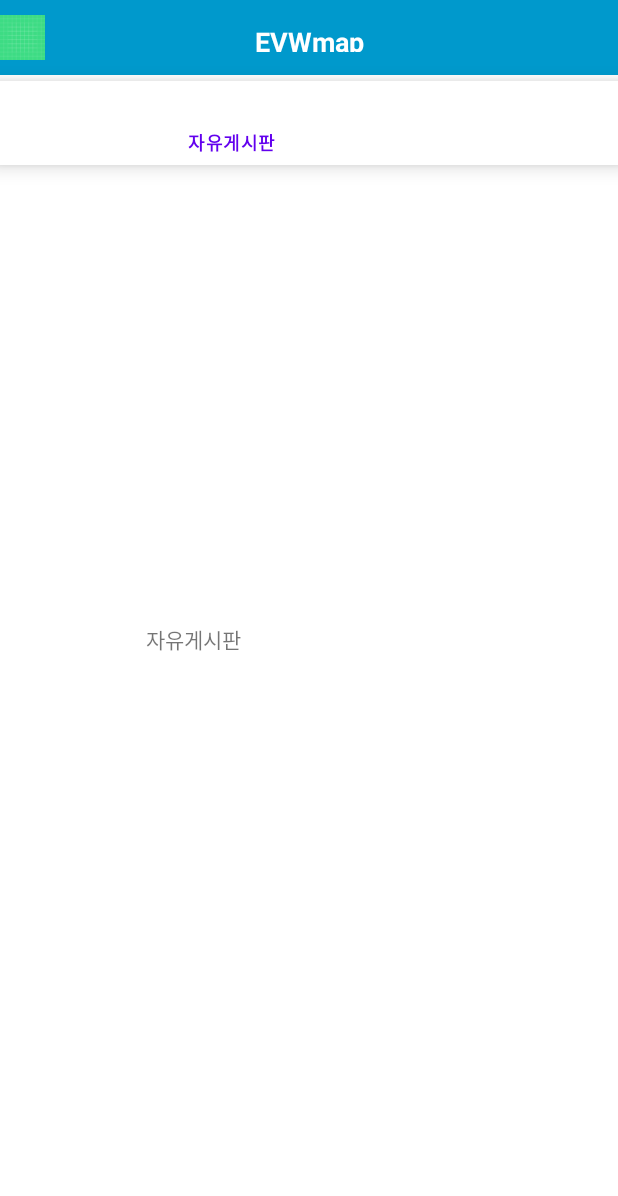
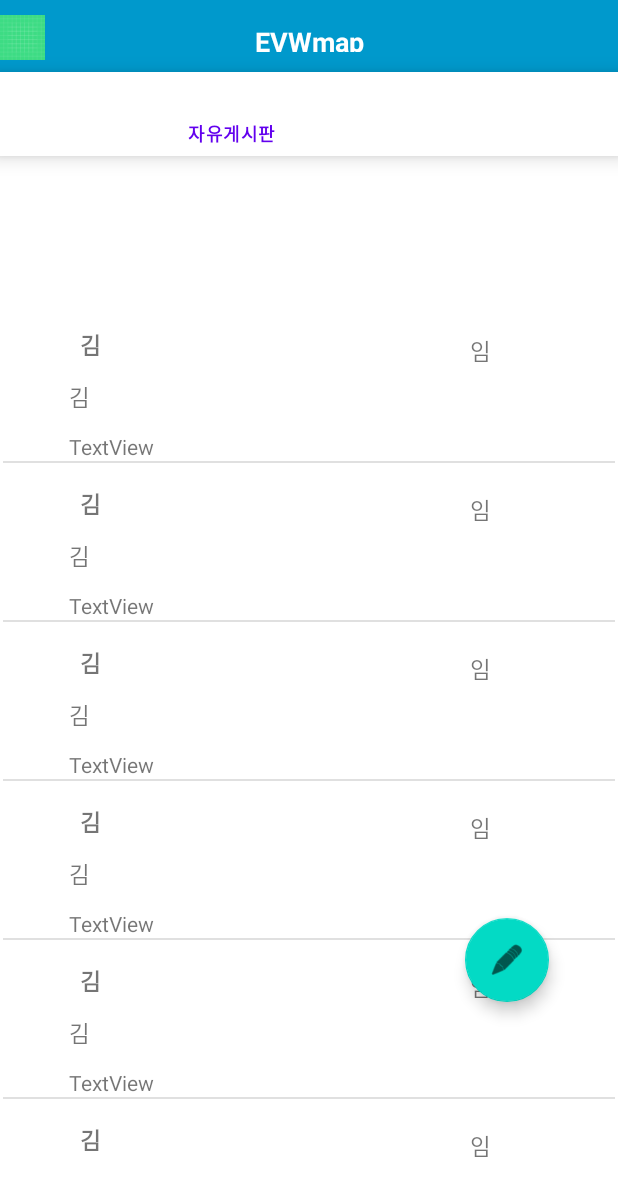
Before and after one commit to limkk90/CapstonAdroid, an Android app: the CommunityAcitivty screen opened directly, with no data from a screen before it, item 2 of the bottom bar chosen, on a phone screen of 412 x 824 dp. Shown: the top 1196 px of the screen. Run offline under Robolectric (Android 15) with nearby library versions, the phone set to English and light mode, and no system bars.

Commit message:
recyclerView Success

```diff
--- /dev/null
+++ b/app/src/main/java/org/yju/myapplication/CommunityAdapter.java
@@ -0,0 +1,73 @@
+package org.yju.myapplication;
+
+import android.content.Context;
+import android.graphics.Typeface;
+import android.util.Log;
+import android.util.TypedValue;
+import android.view.Gravity;
+import android.view.LayoutInflater;
+import android.view.View;
+import android.view.ViewGroup;
+import android.widget.TextView;
+
+import androidx.annotation.NonNull;
+import androidx.recyclerview.widget.RecyclerView;
+
+import org.yju.myapplication.data.Board;
+
+import java.util.ArrayList;
+
+public class CommunityAdapter extends RecyclerView.Adapter<CommunityAdapter.ViewHolder> {
+    private ArrayList<Board> mData = null;
+
+    CommunityAdapter(ArrayList<Board> list){
+        mData = list;
+        Log.i("왜", mData.toString());
+    }
+
+    public class ViewHolder extends RecyclerView.ViewHolder{
+        TextView title, content, date, writer;
+
+        ViewHolder(View itemView){
+            super(itemView);
+
+            title = itemView.findViewById(R.id.title_list);
+            content = itemView.findViewById(R.id.content_list);
+            date = itemView.findViewById(R.id.date_list);
+            writer = itemView.findViewById(R.id.writer_list);
+        }
+    }
+
+    @NonNull
+    @Override
+    public CommunityAdapter.ViewHolder onCreateViewHolder(@NonNull ViewGroup parent, int viewType) {
+        Context context = parent.getContext();
+        LayoutInflater inflater = (LayoutInflater)context.getSystemService(Context.LAYOUT_INFLATER_SERVICE);
+        View view = inflater.inflate(R.layout.community_item, parent, false);
+        CommunityAdapter.ViewHolder vh = new CommunityAdapter.ViewHolder(view);
+        return vh;
+    }
+
+    @Override
+    public void onBindViewHolder(@NonNull ViewHolder holder, int position) {
+        Board item = mData.get(position);
+
+        holder.title.setText(item.getB_title());
+        holder.content.setText(item.getB_content());
+        holder.writer.setText(item.getU_id());
+//        holder.date.setText(item.getB_dtt().toString());
+
+        holder.title.setTextSize(TypedValue.COMPLEX_UNIT_SP, 15);
+        holder.content.setTextSize(TypedValue.COMPLEX_UNIT_SP, 15);
+        holder.writer.setTextSize(TypedValue.COMPLEX_UNIT_SP, 15);
+//        holder..setTextSize(TypedValue.COMPLEX_UNIT_SP, 15);
+        holder.title.setGravity(Gravity.CENTER);
+        holder.content.setGravity(Gravity.CENTER);
+        holder.writer.setGravity(Gravity.CENTER);
+    }
+
+    @Override
+    public int getItemCount() {
+        return mData.size();
+    }
+}
--- a/app/src/main/java/org/yju/myapplication/CommunityFreeFrag.java
+++ b/app/src/main/java/org/yju/myapplication/CommunityFreeFrag.java
@@ -8,20 +8,69 @@ import android.view.ViewGroup;
 import androidx.annotation.NonNull;
 import androidx.annotation.Nullable;
 import androidx.fragment.app.Fragment;
+import androidx.recyclerview.widget.DividerItemDecoration;
+import androidx.recyclerview.widget.LinearLayoutManager;
+import androidx.recyclerview.widget.RecyclerView;
 
 import org.yju.myapplication.R;
+import org.yju.myapplication.data.Board;
+
+import java.time.LocalDateTime;
+import java.util.ArrayList;
 
 public class CommunityFreeFrag extends Fragment {
     private View view;
+    RecyclerView recyclerView = null;
+    CommunityAdapter adapter = null;
+    ArrayList<Board> bList = new ArrayList<Board>();
+    LinearLayoutManager linearLayoutManager = null;
 
     @Nullable
     @Override
     public View onCreateView(@NonNull LayoutInflater inflater, @Nullable ViewGroup container, @Nullable Bundle savedInstanceState) {
         view = inflater.inflate(R.layout.community_free, container, false);
 
+        recyclerView = view.findViewById(R.id.recyclerView);
 
+        adapter = new CommunityAdapter(bList);
+        recyclerView.setAdapter(adapter);
+        linearLayoutManager = new LinearLayoutManager(getActivity());
+        recyclerView.setLayoutManager(linearLayoutManager);
+
+        DividerItemDecoration dividerItemDecoration = new DividerItemDecoration(recyclerView.getContext(), linearLayoutManager.getOrientation());
+        recyclerView.addItemDecoration(dividerItemDecoration);
+        addItem("김", "김", "임");
+        addItem("김", "김", "임");
+        addItem("김", "김", "임");
+        addItem("김", "김", "임");
+        addItem("김", "김", "임");
+        addItem("김", "김", "임");
+        addItem("김", "김", "임");
+        addItem("김", "김", "임");
+        addItem("김", "김", "임");
+        addItem("김", "김", "임");
+        addItem("김", "김", "임");
+        addItem("김", "김", "임");
+        addItem("김", "김", "임");
+        addItem("김", "김", "임");
+        addItem("김", "김", "임");
+        addItem("김", "김", "임");
+        addItem("김", "김", "임");
+        addItem("김", "김", "임");
+        addItem("김", "김", "임");
+        addItem("김", "김", "임");
+        addItem("김", "김", "임");
+        adapter.notifyDataSetChanged();
         return view;
 
 
     }
+
+    public void addItem(String title, String content, String writer){
+        Board item = new Board();
+        item.setB_title(title);
+        item.setB_content(content);
+        item.setU_id(writer);
+        bList.add(item);
+    }
 }
--- a/app/src/main/res/layout/activity_community_acitivty.xml
+++ b/app/src/main/res/layout/activity_community_acitivty.xml
@@ -9,8 +9,8 @@
 
     <androidx.constraintlayout.widget.ConstraintLayout
         android:id="@+id/cm_frame"
-        android:layout_width="0dp"
-        android:layout_height="616dp"
+        android:layout_width="409dp"
+        android:layout_height="624dp"
         app:layout_constraintBottom_toBottomOf="parent"
         app:layout_constraintEnd_toEndOf="parent"
         app:layout_constraintStart_toStartOf="parent"
@@ -26,7 +26,9 @@
         android:id="@+id/bottomNavi"
         android:layout_width="match_parent"
         android:layout_height="wrap_content"
-        android:layout_marginTop="54dp"
+        android:layout_marginTop="48dp"
+        app:layout_constraintEnd_toEndOf="parent"
+        app:layout_constraintStart_toStartOf="parent"
         app:layout_constraintTop_toTopOf="parent"
         app:menu="@menu/bottom_menu">
 
--- a/app/src/main/res/layout/community_free.xml
+++ b/app/src/main/res/layout/community_free.xml
@@ -6,34 +6,27 @@
     android:layout_width="match_parent"
     android:layout_height="match_parent">
 
-    <TextView
-        android:id="@+id/textView3"
-        android:layout_width="127dp"
-        android:layout_height="61dp"
-        android:layout_marginTop="256dp"
-        android:layout_marginEnd="177dp"
-        android:layout_marginRight="177dp"
-        android:text="자유게시판"
+    <androidx.recyclerview.widget.RecyclerView
+        android:id="@+id/recyclerView"
+        android:layout_width="408dp"
+        android:layout_height="573dp"
+        app:layout_constraintBottom_toBottomOf="parent"
         app:layout_constraintEnd_toEndOf="parent"
-        app:layout_constraintHorizontal_bias="0.906"
         app:layout_constraintStart_toStartOf="parent"
-        app:layout_constraintTop_toTopOf="parent" />
+        app:layout_constraintTop_toTopOf="parent"
+        app:layout_constraintVertical_bias="1.0" />
 
     <com.google.android.material.floatingactionbutton.FloatingActionButton
         android:id="@+id/float_btn_freeWrite"
         android:layout_width="wrap_content"
         android:layout_height="56dp"
-        android:layout_marginStart="311dp"
-        android:layout_marginLeft="311dp"
-        android:layout_marginTop="628dp"
-        android:layout_marginEnd="44dp"
-        android:layout_marginRight="44dp"
-        android:layout_marginBottom="47dp"
+        android:layout_marginStart="308dp"
+        android:layout_marginLeft="308dp"
+        android:layout_marginBottom="108dp"
         android:clickable="true"
+        android:visibility="visible"
         app:layout_constraintBottom_toBottomOf="parent"
-        app:layout_constraintEnd_toEndOf="parent"
-        app:layout_constraintStart_toStartOf="parent"
-        app:layout_constraintTop_toTopOf="parent"
+        app:layout_constraintStart_toStartOf="@+id/recyclerView"
         app:srcCompat="@android:drawable/ic_menu_edit" />
 
 </androidx.constraintlayout.widget.ConstraintLayout>
--- a/app/src/main/res/layout/community_item.xml
+++ b/app/src/main/res/layout/community_item.xml
@@ -1,21 +1,20 @@
 <?xml version="1.0" encoding="utf-8"?>
-<androidx.constraintlayout.widget.ConstraintLayout
-    xmlns:android="http://schemas.android.com/apk/res/android"
+<androidx.constraintlayout.widget.ConstraintLayout xmlns:android="http://schemas.android.com/apk/res/android"
     xmlns:app="http://schemas.android.com/apk/res-auto"
     xmlns:tools="http://schemas.android.com/tools"
     android:layout_width="match_parent"
-    android:layout_height="match_parent">
+    android:layout_height="wrap_content">
 
     <TextView
         android:id="@+id/title_list"
         android:layout_width="wrap_content"
         android:layout_height="wrap_content"
-        android:layout_marginTop="32dp"
+        android:layout_marginTop="16dp"
         android:text="TextView"
         android:textSize="18sp"
         android:textStyle="bold"
         app:layout_constraintEnd_toEndOf="parent"
-        app:layout_constraintHorizontal_bias="0.166"
+        app:layout_constraintHorizontal_bias="0.13"
         app:layout_constraintStart_toStartOf="parent"
         app:layout_constraintTop_toTopOf="parent" />
 
@@ -23,9 +22,9 @@
         android:id="@+id/content_list"
         android:layout_width="wrap_content"
         android:layout_height="wrap_content"
-        android:layout_marginStart="60dp"
-        android:layout_marginLeft="60dp"
-        android:layout_marginTop="20dp"
+        android:layout_marginStart="44dp"
+        android:layout_marginLeft="44dp"
+        android:layout_marginTop="12dp"
         android:text="TextView"
         app:layout_constraintStart_toStartOf="parent"
         app:layout_constraintTop_toBottomOf="@+id/title_list" />
@@ -34,10 +33,10 @@
         android:id="@+id/writer_list"
         android:layout_width="wrap_content"
         android:layout_height="wrap_content"
-        android:layout_marginTop="36dp"
+        android:layout_marginTop="20dp"
         android:text="TextView"
         app:layout_constraintEnd_toEndOf="parent"
-        app:layout_constraintHorizontal_bias="0.744"
+        app:layout_constraintHorizontal_bias="0.748"
         app:layout_constraintStart_toEndOf="@+id/title_list"
         app:layout_constraintTop_toTopOf="parent" />
 
@@ -45,8 +44,8 @@
         android:id="@+id/date_list"
         android:layout_width="wrap_content"
         android:layout_height="wrap_content"
-        android:layout_marginStart="60dp"
-        android:layout_marginLeft="60dp"
+        android:layout_marginStart="44dp"
+        android:layout_marginLeft="44dp"
         android:layout_marginTop="12dp"
         android:text="TextView"
         app:layout_constraintStart_toStartOf="parent"
```
